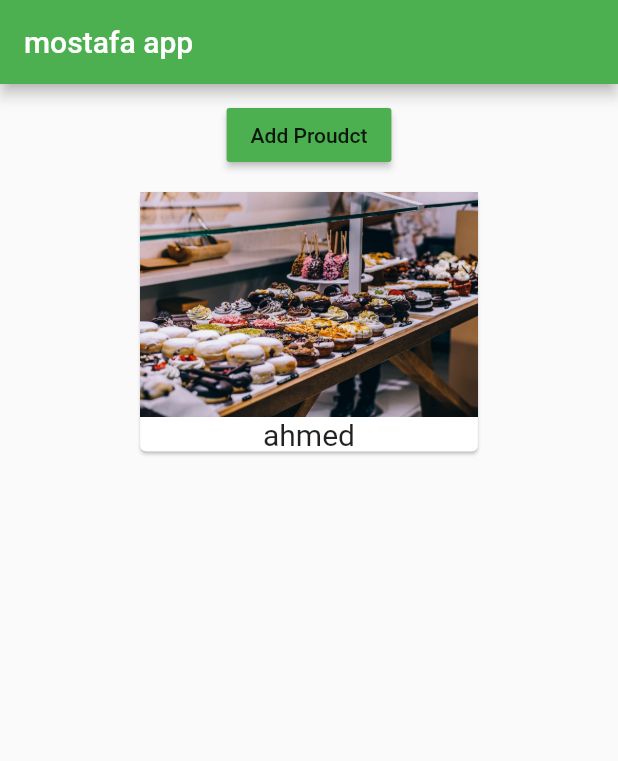
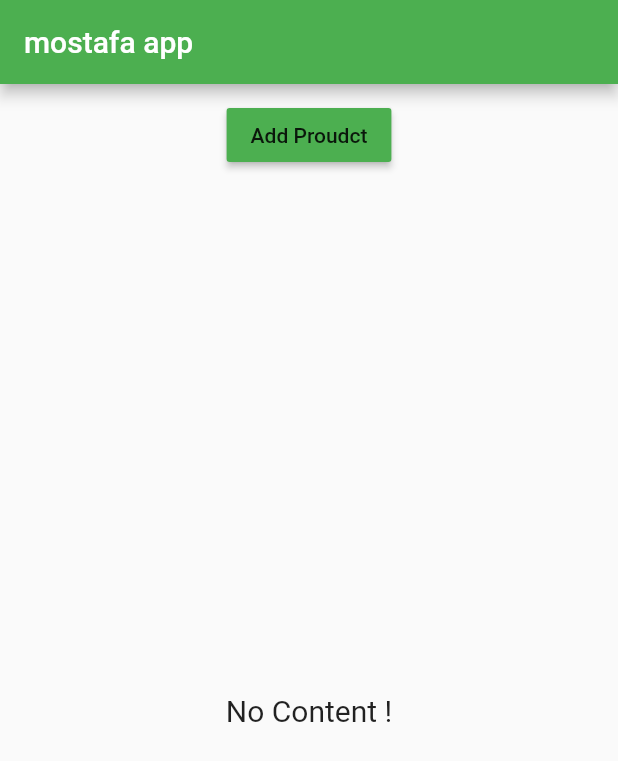
Before and after one commit to mostafaloay/flutter, a Flutter app: the screen it shows after launch, on a phone screen of 412 x 824 dp. Shown: the top 761 px of the screen. Run offline on Flutter 3.47's test engine with Material 2 defaults, Android fonts, the phone set to English and light mode, and no system bars.

Commit message:
end module 5

```diff
--- a/lib/product_manger.dart
+++ b/lib/product_manger.dart
@@ -17,7 +17,7 @@ class productmangerstate extends State<productmanger> {
 
   @override
   void initState() {
-    _p.add(widget.text);
+    //_p.add(widget.text);
     super.initState();
   }
 
@@ -29,8 +29,9 @@ class productmangerstate extends State<productmanger> {
   @override
   build(BuildContext context) {
     return Column(children: <Widget>[
-      Container(margin: EdgeInsets.all(10), child: ProductControl(updatetheproduct)),
-      Container(child: products(_p)) //seperated class card
+      Container(margin: EdgeInsets.all(10),
+          child: ProductControl(updatetheproduct)),
+      Expanded(child: Container(child: products(_p))) //seperated class card
     ]);
   }
 
--- a/lib/products.dart
+++ b/lib/products.dart
@@ -4,19 +4,35 @@ class products extends StatelessWidget {
   List<String> _p;
   products(this._p);
 
+  Widget buildListItmeContext(BuildContext context, int index) {
+    return Card(
+      child: Column(children: <Widget>[
+        Image.asset('assets/1.jpg'),
+        Text(
+          _p[index],
+          style: TextStyle(fontSize: 20),
+        ),
+      ]),
+    );
+  }
+
+  Widget GenerateList() {
+    return _p.length > 0
+        ? Center(
+            child: ListView.builder(
+            itemBuilder: buildListItmeContext,
+            itemCount: _p.length,
+          ))
+        : Center(
+            child: Text(
+              "No Content !",
+              style: TextStyle(fontSize: 20),
+            ),
+          );
+  }
+
   @override
   Widget build(BuildContext context) {
-    return Center(
-      child: Column(
-          children: _p
-              .map((text) => Card(
-                    child: Column(children: <Widget>[
-                      Image.asset('assets/1.jpg', height: 150),
-                      Text(text,style: TextStyle(fontSize: 20),),
-
-                    ]),
-                  ))
-              .toList()),
-    );
+    return GenerateList();
   }
 }
```
